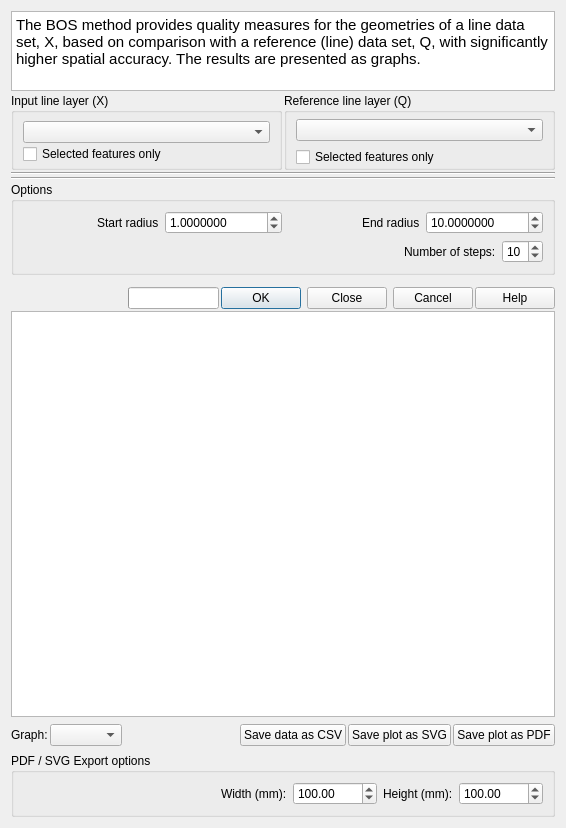
Above: bos_dialog_base.ui from havatv/qgisbosplugin before the change. Below: the same form after it.
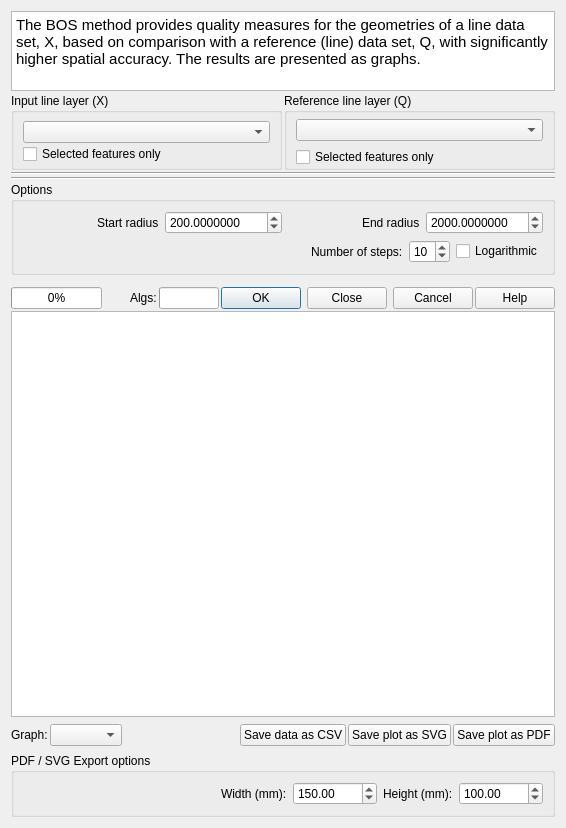
That is the form after the change.

What changed in the file:
```diff
--- a/bos_dialog_base.ui
+++ b/bos_dialog_base.ui
@@ -169,7 +169,7 @@
              <double>999999999.990000009536743</double>
             </property>
             <property name="value">
-             <double>1.000000000000000</double>
+             <double>200.000000000000000</double>
             </property>
            </widget>
           </item>
@@ -205,7 +205,7 @@
              <double>999999999.990000009536743</double>
             </property>
             <property name="value">
-             <double>10.000000000000000</double>
+             <double>2000.000000000000000</double>
             </property>
            </widget>
           </item>
@@ -240,6 +240,16 @@
             </property>
            </widget>
           </item>
+          <item>
+           <widget class="QCheckBox" name="logCheckBox">
+            <property name="toolTip">
+             <string>Distribute the steps logarithmically instead of using equal interval</string>
+            </property>
+            <property name="text">
+             <string>Logarithmic</string>
+            </property>
+           </widget>
+          </item>
          </layout>
         </item>
        </layout>
@@ -263,6 +273,19 @@
      </item>
      <item>
       <layout class="QHBoxLayout" name="horizontalLayout_4">
+       <item>
+        <widget class="QProgressBar" name="progressBar">
+         <property name="minimumSize">
+          <size>
+           <width>0</width>
+           <height>0</height>
+          </size>
+         </property>
+         <property name="value">
+          <number>0</number>
+         </property>
+        </widget>
+       </item>
        <item>
         <spacer name="horizontalSpacer_6">
          <property name="orientation">
@@ -277,7 +300,21 @@
         </spacer>
        </item>
        <item>
-        <widget class="QProgressBar" name="progressBar"/>
+        <widget class="QLabel" name="algProgressLabel">
+         <property name="text">
+          <string>Algs:</string>
+         </property>
+        </widget>
+       </item>
+       <item>
+        <widget class="QProgressBar" name="algProgressBar">
+         <property name="minimumSize">
+          <size>
+           <width>60</width>
+           <height>0</height>
+          </size>
+         </property>
+        </widget>
        </item>
        <item>
         <widget class="QDialogButtonBox" name="button_box">
@@ -415,7 +452,7 @@
            <double>100000.000000000000000</double>
           </property>
           <property name="value">
-           <double>100.000000000000000</double>
+           <double>150.000000000000000</double>
           </property>
          </widget>
         </item>
```
